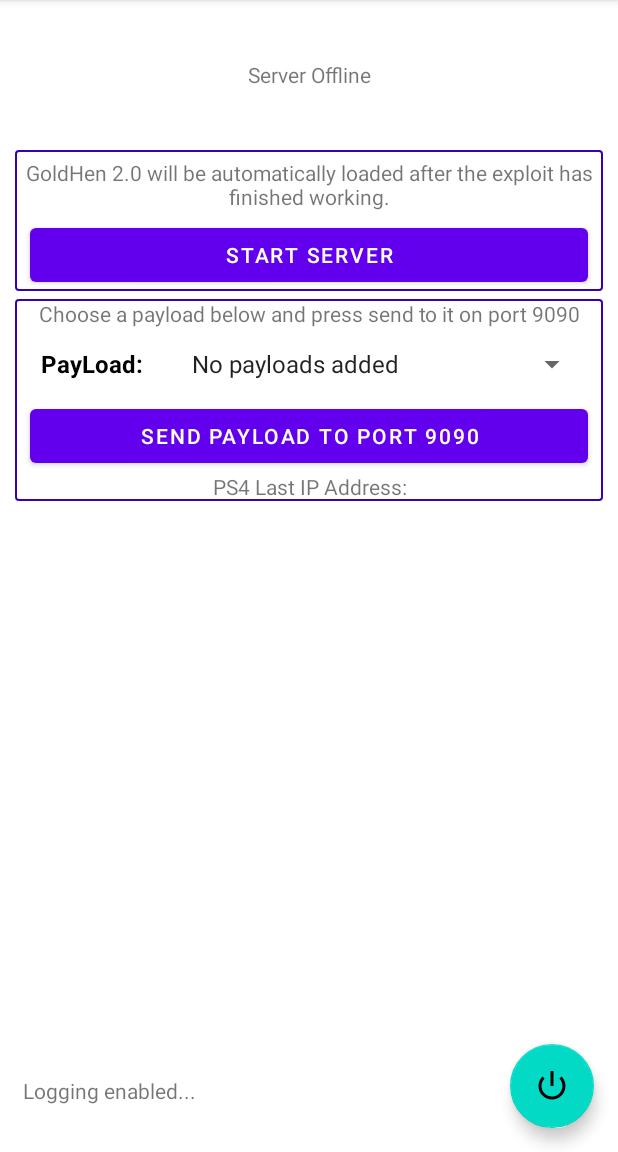
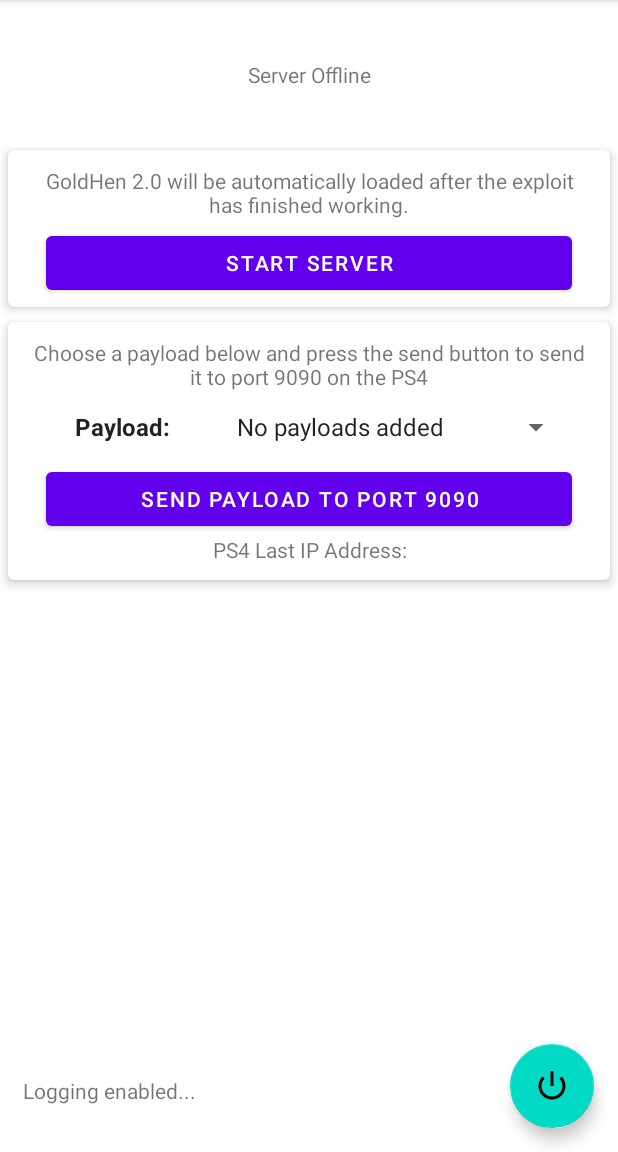
Before and after one commit to rareranger/ps4jbandroid, an Android app: the screen it shows after launch (MainActivity), on a phone screen of 412 x 824 dp, the part 84-1236 px from its top. Run offline under Robolectric (Android 15) with nearby library versions, the phone set to English and light mode, and no system bars; libraries missing offline, so code that uses them is left out: fi.iki.elonen.

Commit message:
Fix for colors

```diff
--- a/app/src/main/res/layout/content_main.xml
+++ b/app/src/main/res/layout/content_main.xml
@@ -19,6 +19,17 @@
             android:minHeight="100dp"
             android:text="Server Offline" />
 
+        <androidx.cardview.widget.CardView
+            android:layout_width="match_parent"
+            android:layout_height="wrap_content"
+            android:layout_marginStart="5dp"
+            android:layout_marginLeft="5dp"
+            android:layout_marginEnd="5dp"
+            android:layout_marginRight="5dp"
+            app:cardCornerRadius="4dp"
+            app:cardElevation="4dp"
+            app:contentPadding="5dp">
+
             <LinearLayout
                 android:layout_width="match_parent"
                 android:layout_height="wrap_content"
@@ -26,7 +37,6 @@
                 android:layout_marginLeft="10dp"
                 android:layout_marginEnd="10dp"
                 android:layout_marginRight="10dp"
-            android:background="@drawable/border"
                 android:orientation="vertical">
 
                 <TextView
@@ -35,7 +45,7 @@
                     android:layout_height="wrap_content"
                     android:layout_margin="5dp"
                     android:gravity="center"
-                android:text="@string/payload_info"/>
+                    android:text="@string/payload_info" />
 
                 <Button
                     android:id="@+id/btnStartServer"
@@ -48,6 +58,19 @@
                     android:text="Start Server" />
 
             </LinearLayout>
+        </androidx.cardview.widget.CardView>
+
+        <androidx.cardview.widget.CardView
+            android:layout_width="match_parent"
+            android:layout_height="wrap_content"
+            android:layout_marginStart="5dp"
+            android:layout_marginLeft="5dp"
+            android:layout_marginTop="10dp"
+            android:layout_marginEnd="5dp"
+            android:layout_marginRight="5dp"
+            app:cardCornerRadius="4dp"
+            app:cardElevation="4dp"
+            app:contentPadding="5dp">
 
             <LinearLayout
                 android:layout_width="match_parent"
@@ -58,7 +81,6 @@
                 android:layout_marginEnd="10dp"
                 android:layout_marginRight="10dp"
                 android:layout_marginBottom="5dp"
-            android:background="@drawable/border"
                 android:orientation="vertical">
 
                 <TextView
@@ -76,24 +98,28 @@
                     <TextView
                         android:id="@+id/lblPayload2"
                         android:layout_width="wrap_content"
-                    android:layout_height="wrap_content"
+                        android:layout_height="match_parent"
+                        android:layout_gravity="left"
                         android:layout_marginStart="10dp"
                         android:layout_marginLeft="10dp"
                         android:layout_weight="1"
                         android:gravity="center"
-                    android:text="PayLoad:"
-                    android:textColor="@android:color/primary_text_light"
+                        android:singleLine="true"
+                        android:text="Payload:"
+                        android:textColor="?android:textColorPrimary"
                         android:textSize="16sp"
                         android:textStyle="bold" />
 
                     <Spinner
                         android:id="@+id/spnrManualPayload"
-                    android:layout_width="280dp"
+                        android:layout_width="wrap_content"
                         android:layout_height="wrap_content"
+                        android:layout_gravity="right"
                         android:layout_marginStart="10dp"
                         android:layout_marginLeft="10dp"
                         android:layout_marginEnd="10dp"
-                    android:layout_marginRight="10dp" />
+                        android:layout_marginRight="10dp"
+                        android:minWidth="200dp" />
 
                 </LinearLayout>
 
@@ -105,7 +131,7 @@
                     android:layout_marginLeft="10dp"
                     android:layout_marginEnd="10dp"
                     android:layout_marginRight="10dp"
-                android:text="@string/send_payload"/>
+                    android:text="@string/send_payload" />
 
                 <TextView
                     android:id="@+id/txtVwPS4IP"
@@ -115,6 +141,7 @@
                     android:text="PS4 Last IP Address:" />
 
             </LinearLayout>
+        </androidx.cardview.widget.CardView>
 
         <TextView
             android:id="@+id/txtVwLog"
@@ -122,6 +149,7 @@
             android:layout_height="match_parent"
             android:layout_marginStart="15dp"
             android:layout_marginLeft="15dp"
+            android:layout_marginTop="10dp"
             android:layout_marginEnd="15dp"
             android:layout_marginRight="15dp"
             android:layout_marginBottom="15dp"
--- a/app/src/main/res/values/arrays.xml
+++ b/app/src/main/res/values/arrays.xml
@@ -1,12 +1,3 @@
 <resources>
-    <!-- Reply Preference -->
-    <string-array name="reply_entries">
-        <item>Reply</item>
-        <item>Reply to all</item>
-    </string-array>
 
-    <string-array name="reply_values">
-        <item>reply</item>
-        <item>reply_all</item>
-    </string-array>
 </resources>
--- a/app/src/main/res/values/strings.xml
+++ b/app/src/main/res/values/strings.xml
@@ -1,19 +1,13 @@
 <resources>
     <string name="payload_info">GoldHen 2.0 will be automatically loaded after the
         exploit has finished working.</string>
-    <string name="manual_payload_info">Choose a payload below and press send to it on port 9090</string>
+    <string name="manual_payload_info">Choose a payload below and press the send button to send
+        it to port 9090 on the PS4</string>
     <string name="send_payload">Send Payload to port 9090</string>
     <string name="app_name">PS4 JailBreak</string>
     <string name="action_settings">Settings</string>
     <!-- Strings used for fragments for navigation -->
-    <string name="first_fragment_label">First Fragment</string>
-    <string name="second_fragment_label">Second Fragment</string>
-    <string name="next">Next</string>
-    <string name="previous">Previous</string>
-
-    <string name="hello_first_fragment">Hello first fragment</string>
-    <string name="hello_second_fragment">Hello second fragment. Arg: %1$s</string>
-    <string name="title_activity_settings">SettingsActivity</string>
+    <string name="title_activity_settings">Settings</string>
 
     <!-- Preference Titles -->
     <string name="server_header">PS4 Settings</string>
```
Lines whose indentation alone changed are shown as unchanged.
